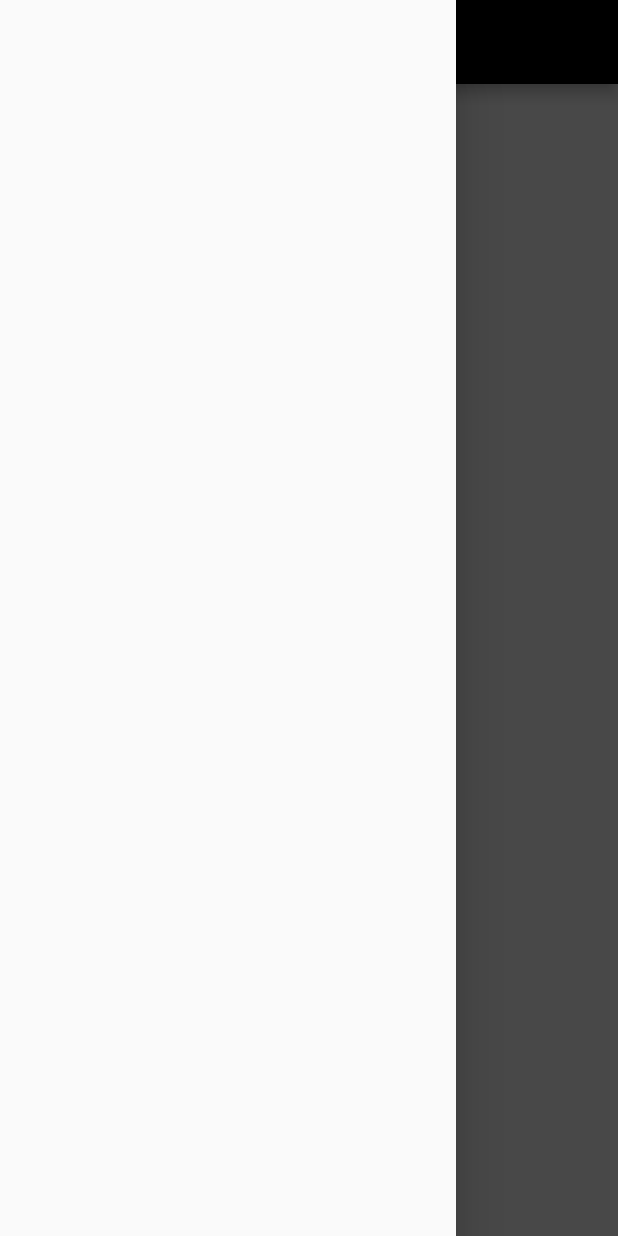
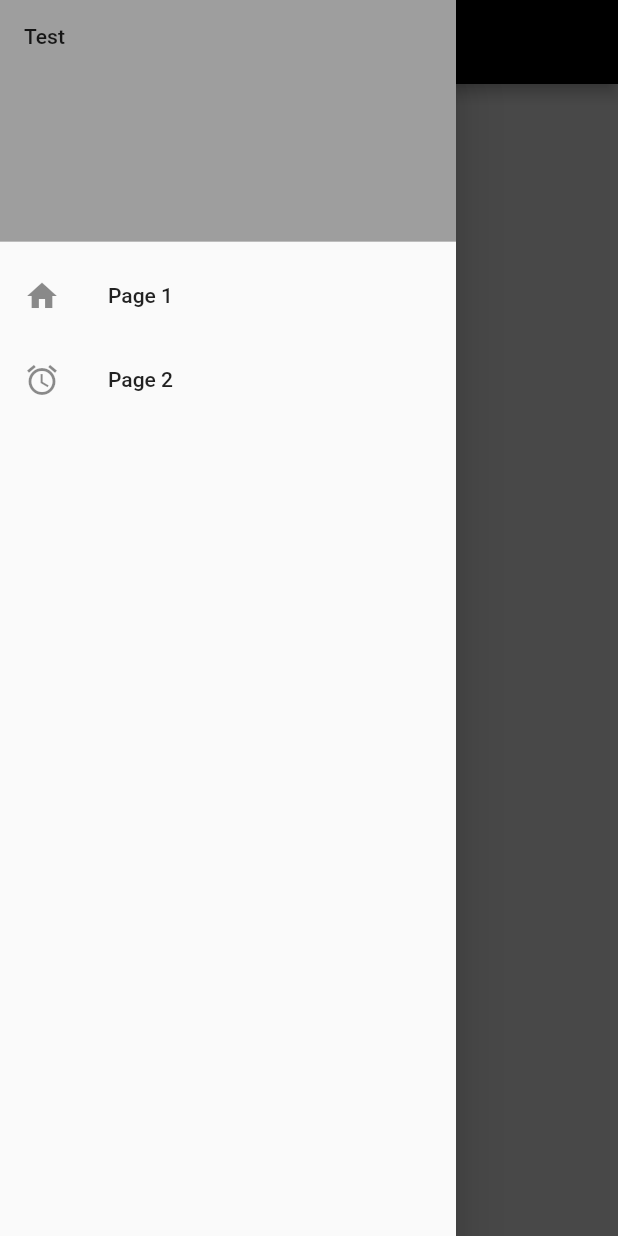
Before and after one commit to RayRayDevDev/FlutterAndDartDevelopment, a Flutter app: the screen it shows after launch, with the side drawer open, on a phone screen of 412 x 824 dp. Run offline on Flutter 3.47's test engine with Material 2 defaults, Android fonts, the phone set to English and light mode, and no system bars.

Commit message:
Signed-off-by: RäDev <github@rayraydev.dev>

```diff
--- a/final_project/lib/main.dart
+++ b/final_project/lib/main.dart
@@ -1,3 +1,4 @@
+// ignore_for_file: use_key_in_widget_constructors
 import 'package:flutter/material.dart';
 
 void main() => runApp(MainPageSecuritySystemApp());
@@ -16,7 +17,33 @@ class _MainPageSecuritySystemAppState extends State<MainPageSecuritySystemApp> {
         body: Center(
           child: Scaffold(
             backgroundColor: Colors.grey,
-            drawer: const Drawer(),
+            drawer: Drawer(
+              child: ListView(
+                padding: EdgeInsets.zero,
+                children: [
+                  const DrawerHeader(
+                    decoration: BoxDecoration(
+                      color: Colors.grey,
+                    ),
+                    child: Text("Test"),
+                  ),
+                  ListTile(
+                    leading: const Icon(
+                      Icons.home,
+                    ),
+                    title: const Text("Page 1"),
+                    onTap: (() => Navigator.pop(context)),
+                  ),
+                  ListTile(
+                    leading: const Icon(
+                      Icons.alarm,
+                    ),
+                    title: const Text("Page 2"),
+                    onTap: () => Navigator.pop(context),
+                  )
+                ],
+              ),
+            ),
             appBar: AppBar(
               centerTitle: true,
               title: const Text("RäSecure"),
```
